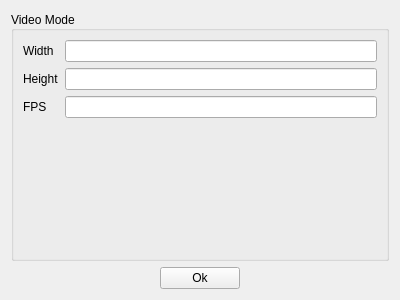
Above: 02. videomode/ui/videomode.ui from timlau/PySide6_Examples before the change. Below: the same form after it.
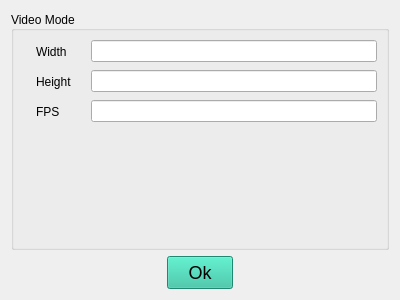
That is the form after the change.

Commit message: move styling to ui file

```diff
--- a/02. videomode/ui/videomode.ui
+++ b/02. videomode/ui/videomode.ui
@@ -13,6 +13,20 @@
   <property name="windowTitle">
    <string>Video Mode</string>
   </property>
+  <property name="styleSheet">
+   <string notr="true">
+
+QLabel {
+    padding: 5px 10px;
+}
+
+QPushButton {
+    background-color: #2ABf9E;
+    color: black;
+    padding: 5px 20px;
+    font-size: 18px;
+}</string>
+  </property>
   <layout class="QGridLayout" name="gridLayout">
    <item row="1" column="1">
     <widget class="QPushButton" name="ok">
@@ -49,6 +63,18 @@
    </item>
    <item row="0" column="0" colspan="3">
     <widget class="QGroupBox" name="content">
+     <property name="styleSheet">
+      <string notr="true">QPushButton {
+
+    background-color: #2ABf9E;
+    color: black;
+
+    padding: 5px 20px;
+
+    font-size: 18px;
+
+}</string>
+     </property>
      <property name="title">
       <string>Video Mode</string>
      </property>
```
The commit also changes 3 other files.
